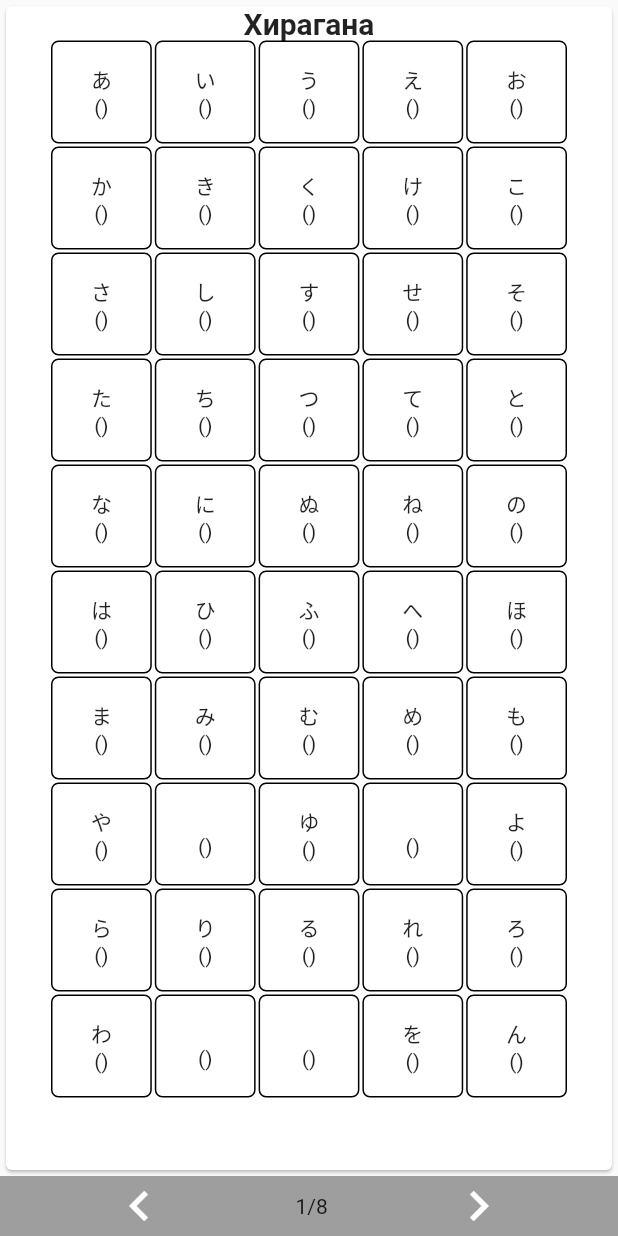
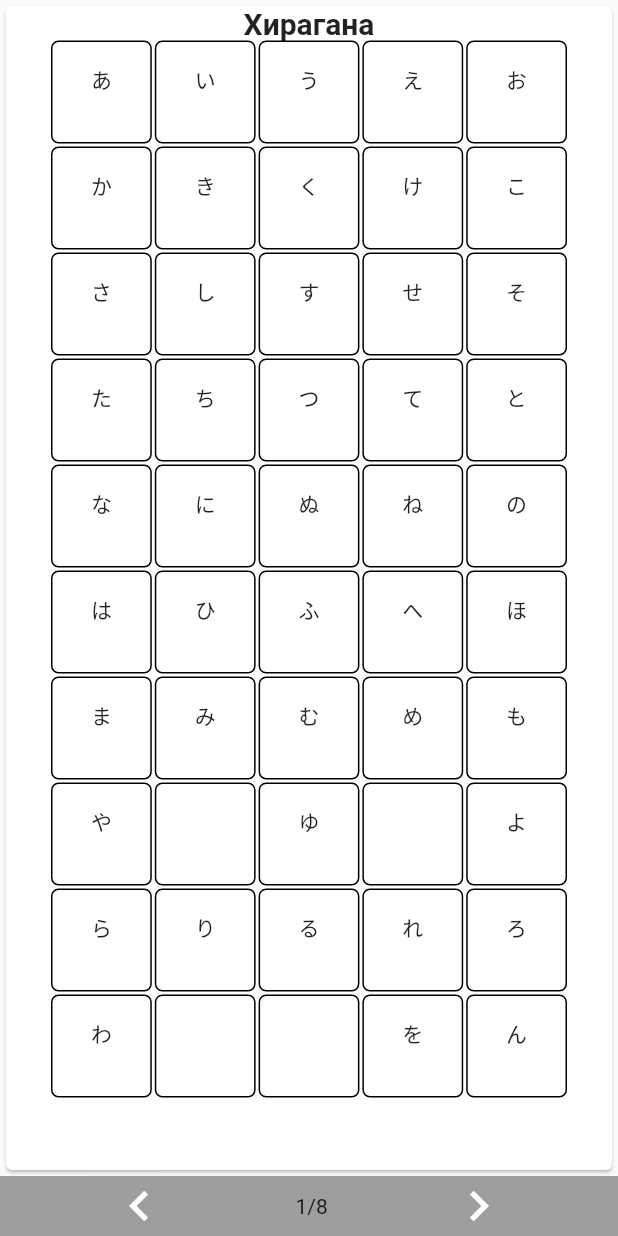
Before and after one commit to Sainkhishig/japanese_n5, a Flutter app: the LetterCardPage screen opened directly, on a phone screen of 412 x 824 dp. Run offline on Flutter 3.47's test engine with Material 2 defaults, Android fonts, the phone set to English and light mode, and no system bars; our stand-ins replace firebase_database, flutter_hooks, freezed_annotation, hive_flutter, hooks_riverpod, shared_preferences and 2 more; missing offline and left inert: adaptive_navigation, excel, flash_card, kana_kit, translit; accounts and stored records are empty.

Commit message:
last change

```diff
--- a/lib/common_page/common_frame.dart
+++ b/lib/common_page/common_frame.dart
@@ -154,6 +154,7 @@ class CommonPage2 extends HookConsumerWidget {
                 fit: BoxFit.fill,
               ),
             ),
+            // const Text("N5"),
             // Row(
             //   mainAxisAlignment: MainAxisAlignment.spaceBetween,
             //   children: [
--- a/lib/jp_constant/letter/letter_card_page.dart
+++ b/lib/jp_constant/letter/letter_card_page.dart
@@ -1,13 +1,8 @@
-import 'package:afen_vocabulary/classes/jlpt_level.dart';
 import 'package:afen_vocabulary/common/common_widget.dart';
 import 'package:afen_vocabulary/constant_value/common_constants.dart';
 import 'package:afen_vocabulary/game/letter_game_page.dart';
-import 'package:afen_vocabulary/hive_db/object/dictionary.dart';
 import 'package:afen_vocabulary/hive_db/provider/n5_box_provider.dart';
-import 'package:afen_vocabulary/import/import_vocabulary_page.dart';
-import 'package:flash_card/flash_card.dart';
 import 'package:flutter/material.dart';
-import 'package:flutter_hooks/flutter_hooks.dart';
 import 'package:hooks_riverpod/hooks_riverpod.dart';
 import 'package:translit/translit.dart';
 
@@ -135,9 +130,8 @@ class LetterCardPage extends HookConsumerWidget {
                             Text(
                               currentLetter.lstLetter[index],
                             ),
-                            Text(
-                                "(${trans.unTranslit(source: kanakit.toRomaji(currentLetter.lstLetter[index]))})"
-                                    .replaceAll('у', 'ү')),
+                            Text(replaceCyrillic(
+                                currentLetter.lstLetter[index])),
 
                             // trans.unTranslit(source: 'Privet mir');
                             // Text(
@@ -148,45 +142,14 @@ class LetterCardPage extends HookConsumerWidget {
                     })))
       ],
     ));
+  }
 
-    // Center(
-    //   child: Card(
-    //     elevation: 4.0,
-    //     child: Column(
-    //       children: [
-    //         Text(currentLetter.name),
-    //         Expanded(
-    //             flex: 3,
-    //             child: Center(
-    //               child: GridView.builder(
-    //                 itemCount: currentLetter.lstLetter.length,
-    //                 gridDelegate: SliverGridDelegateWithFixedCrossAxisCount(
-    //                   crossAxisCount: 5,
-    //                   mainAxisExtent: MediaQuery.of(context).size.height / 12,
-    //                 ),
-    //                 itemBuilder: (BuildContext context, int index) {
-    //                   return Padding(
-    //                       padding: const EdgeInsets.all(1),
-    //                       child: Row(children: [
-    //                         Container(
-    //                           decoration: BoxDecoration(
-    //                             border: Border.all(
-    //                               color: Colors.black,
-    //                               width: 2,
-    //                             ),
-    //                           ),
-    //                           child: Text(
-    //                             currentLetter.lstLetter[index],
-    //                             style: const TextStyle(color: Colors.black),
-    //                           ),
-    //                         )
-    //                       ]));
-    //                 },
-    //               ),
-    //             )),
-    //       ],
-    //     ),
-    //   ),
-    // );
+  String replaceCyrillic(String word) {
+    var letter = "${trans.unTranslit(source: kanakit.toRomaji(word))}";
+    letter = letter.replaceAll('у', 'ү');
+    letter = letter.replaceAll('е', 'э');
+    letter = letter.replaceAll('сх', 'ш');
+    letter = letter.replaceAll('й', 'ж');
+    return letter;
   }
 }
--- a/lib/page/grammer/grammer_page.dart
+++ b/lib/page/grammer/grammer_page.dart
@@ -138,7 +138,7 @@ class GrammerPage extends HookConsumerWidget {
     // var currentLetter = lstVoc as List<Dictionary>;
     // var ss =
     return Padding(
-        padding: EdgeInsets.all(15),
+        padding: const EdgeInsets.all(15),
         child: Column(
             mainAxisAlignment: MainAxisAlignment.start,
             crossAxisAlignment: CrossAxisAlignment.start,
@@ -151,7 +151,7 @@ class GrammerPage extends HookConsumerWidget {
                       itemBuilder: (BuildContext ctx, index) {
                         return Container(
                           height: 50,
-                          padding: EdgeInsets.all(5),
+                          padding: const EdgeInsets.all(5),
                           alignment: Alignment.centerLeft,
                           decoration: BoxDecoration(
                             borderRadius: BorderRadius.circular(5),
--- a/pubspec.yaml
+++ b/pubspec.yaml
@@ -72,7 +72,11 @@ dev_dependencies:
   # package. See that file for information about deactivating specific lint
   # rules and activating additional ones.
   flutter_lints: ^1.0.0
-
+  flutter_launcher_icons: ^0.10.0
+flutter_icons:
+  android: "launcher_icon"
+  ios: true
+  image_path: "assets/icons/afen-logo.png"
 # For information on the generic Dart part of this file, see the
 # following page: https://dart.dev/tools/pub/pubspec
 
```
Also changed, not shown: lib/constant_value/constant_monthday.dart (+23 -24 lines), lib/constant_value/constants_hiragana.dart (+22 -0 lines), lib/constant_value/constants_katakana.dart (+22 -0 lines), lib/game/letter_game_page.dart (+17 -9 lines), lib/game/master_data/master_data_game_page.dart (+7 -7 lines), lib/page/master/number_day/master_data_page.dart (+2 -66 lines), lib/page/vocabulary/vocabulary_list_page.dart (+4 -5 lines), assets/icons/afen-logo.png (added).
